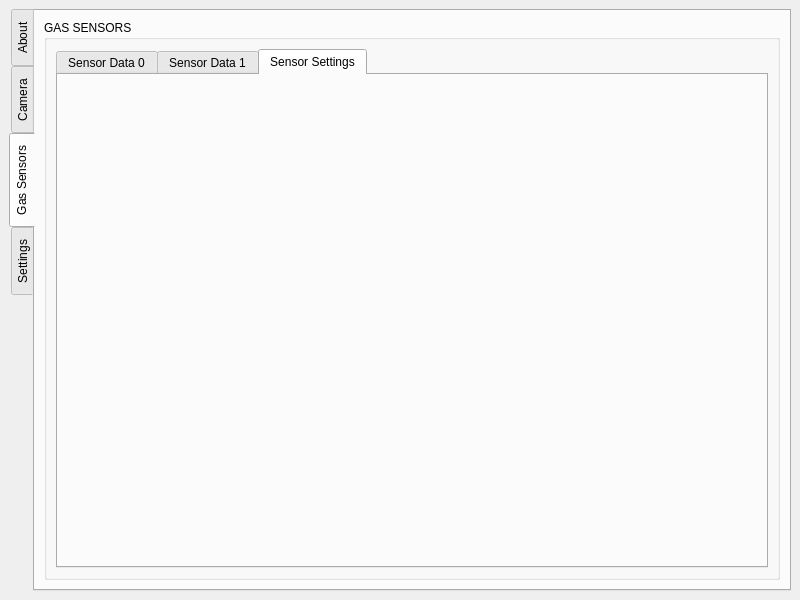
First picture: the form in fq_control_center/mainwindow.ui, repository hakan-demirli/FQ-Control-Center, before the edit.
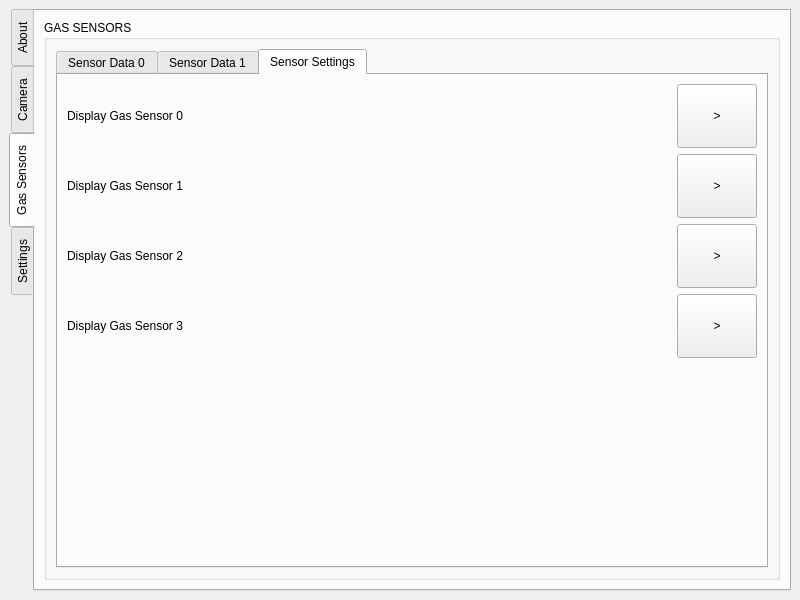
Second picture: the form after the edit. The open tabs and pages were chosen to show the change.

Commit message: Add buttons for gas sensors

What changed in the file:
```diff
--- a/fq_control_center/mainwindow.ui
+++ b/fq_control_center/mainwindow.ui
@@ -610,6 +610,173 @@
               <attribute name="title">
                <string>Sensor Settings</string>
               </attribute>
+              <layout class="QGridLayout" name="gridLayout_15">
+               <item row="0" column="0">
+                <layout class="QVBoxLayout" name="verticalLayout_6">
+                 <item>
+                  <layout class="QHBoxLayout" name="horizontalLayout_11">
+                   <item>
+                    <widget class="QLabel" name="gas_sensor_0_info_label">
+                     <property name="text">
+                      <string>Display Gas Sensor 0</string>
+                     </property>
+                    </widget>
+                   </item>
+                   <item>
+                    <spacer name="horizontalSpacer_14">
+                     <property name="orientation">
+                      <enum>Qt::Horizontal</enum>
+                     </property>
+                     <property name="sizeHint" stdset="0">
+                      <size>
+                       <width>40</width>
+                       <height>20</height>
+                      </size>
+                     </property>
+                    </spacer>
+                   </item>
+                   <item>
+                    <widget class="QPushButton" name="gas_sensor_0_run_button">
+                     <property name="minimumSize">
+                      <size>
+                       <width>0</width>
+                       <height>64</height>
+                      </size>
+                     </property>
+                     <property name="text">
+                      <string>&gt;</string>
+                     </property>
+                    </widget>
+                   </item>
+                  </layout>
+                 </item>
+                 <item>
+                  <layout class="QHBoxLayout" name="horizontalLayout_12">
+                   <item>
+                    <widget class="QLabel" name="gas_sensor_1_info_label">
+                     <property name="text">
+                      <string>Display Gas Sensor 1</string>
+                     </property>
+                    </widget>
+                   </item>
+                   <item>
+                    <spacer name="horizontalSpacer_15">
+                     <property name="orientation">
+                      <enum>Qt::Horizontal</enum>
+                     </property>
+                     <property name="sizeHint" stdset="0">
+                      <size>
+                       <width>40</width>
+                       <height>20</height>
+                      </size>
+                     </property>
+                    </spacer>
+                   </item>
+                   <item>
+                    <widget class="QPushButton" name="gas_sensor_1_run_button">
+                     <property name="minimumSize">
+                      <size>
+                       <width>0</width>
+                       <height>64</height>
+                      </size>
+                     </property>
+                     <property name="text">
+                      <string>&gt;</string>
+                     </property>
+                    </widget>
+                   </item>
+                  </layout>
+                 </item>
+                 <item>
+                  <layout class="QHBoxLayout" name="horizontalLayout_13">
+                   <item>
+                    <widget class="QLabel" name="gas_sensor_2_info_label">
+                     <property name="text">
+                      <string>Display Gas Sensor 2</string>
+                     </property>
+                    </widget>
+                   </item>
+                   <item>
+                    <spacer name="horizontalSpacer_16">
+                     <property name="orientation">
+                      <enum>Qt::Horizontal</enum>
+                     </property>
+                     <property name="sizeHint" stdset="0">
+                      <size>
+                       <width>40</width>
+                       <height>20</height>
+                      </size>
+                     </property>
+                    </spacer>
+                   </item>
+                   <item>
+                    <widget class="QPushButton" name="gas_sensor_2_run_button">
+                     <property name="minimumSize">
+                      <size>
+                       <width>0</width>
+                       <height>64</height>
+                      </size>
+                     </property>
+                     <property name="text">
+                      <string>&gt;</string>
+                     </property>
+                    </widget>
+                   </item>
+                  </layout>
+                 </item>
+                 <item>
+                  <layout class="QHBoxLayout" name="horizontalLayout_14">
+                   <item>
+                    <widget class="QLabel" name="gas_sensor_3_info_label">
+                     <property name="text">
+                      <string>Display Gas Sensor 3</string>
+                     </property>
+                    </widget>
+                   </item>
+                   <item>
+                    <spacer name="horizontalSpacer_17">
+                     <property name="orientation">
+                      <enum>Qt::Horizontal</enum>
+                     </property>
+                     <property name="sizeHint" stdset="0">
+                      <size>
+                       <width>40</width>
+                       <height>20</height>
+                      </size>
+                     </property>
+                    </spacer>
+                   </item>
+                   <item>
+                    <widget class="QPushButton" name="gas_sensor_3_run_button">
+                     <property name="minimumSize">
+                      <size>
+                       <width>0</width>
+                       <height>64</height>
+                      </size>
+                     </property>
+                     <property name="text">
+                      <string>&gt;</string>
+                     </property>
+                    </widget>
+                   </item>
+                  </layout>
+                 </item>
+                 <item>
+                  <spacer name="verticalSpacer_3">
+                   <property name="orientation">
+                    <enum>Qt::Vertical</enum>
+                   </property>
+                   <property name="sizeHint" stdset="0">
+                    <size>
+                     <width>20</width>
+                     <height>40</height>
+                    </size>
+                   </property>
+                  </spacer>
+                 </item>
+                </layout>
+               </item>
+              </layout>
              </widget>
             </widget>
            </item>
```
Left out of the diff: 12 changed lines with no effect on the pictures. The commit also changes 4 other files.
